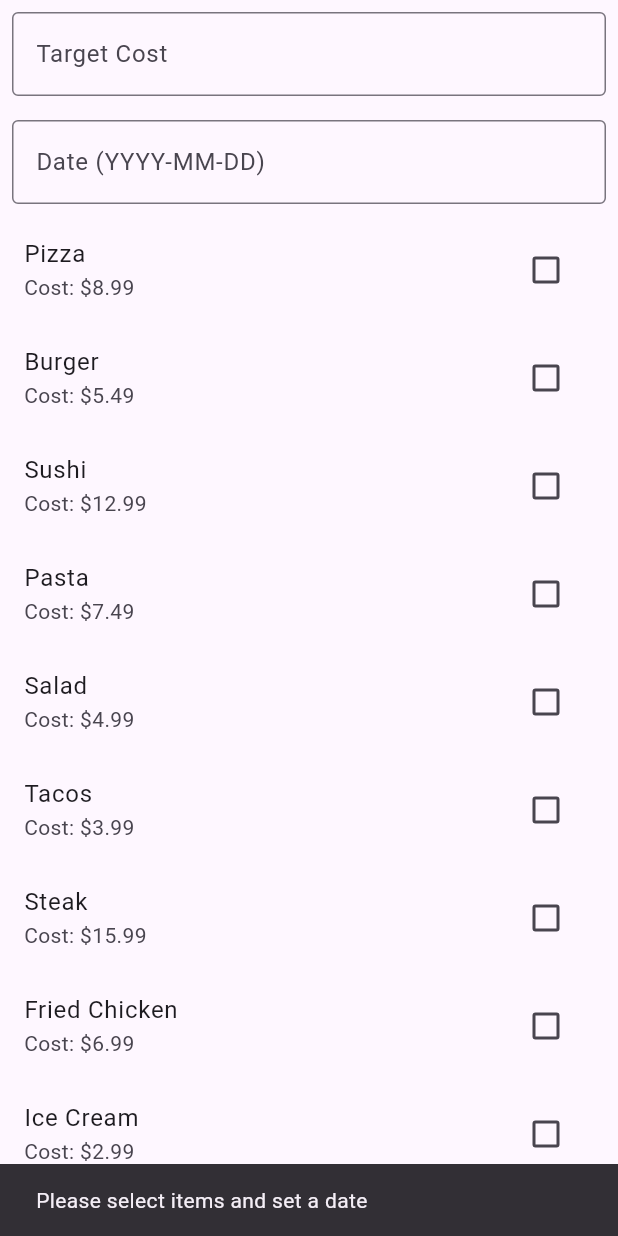
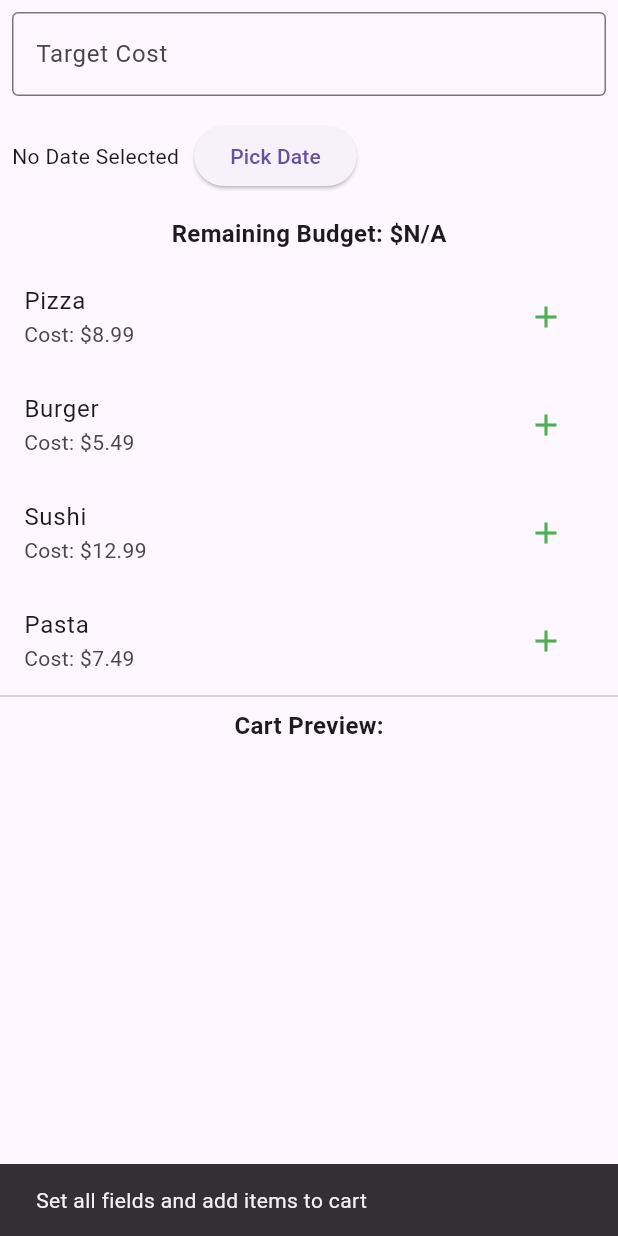
Before and after one commit to tahmid-chowdhury/FoodOrdering, a Flutter app: the OrderPlanScreen screen opened directly, after a tap on "Save Order Plan", on a phone screen of 412 x 824 dp. Run offline on Flutter 3.47's test engine with Material 3 defaults, Android fonts, the phone set to English and light mode, and no system bars; our stand-ins replace sqflite; accounts and stored records are empty.

Commit message:
Task 2 complete

```diff
--- a/food_ordering/lib/order_plan_screen.dart
+++ b/food_ordering/lib/order_plan_screen.dart
@@ -11,11 +11,12 @@ class OrderPlanScreen extends StatefulWidget {
 class _OrderPlanScreenState extends State<OrderPlanScreen> {
   final DatabaseHelper dbHelper = DatabaseHelper.instance;
   final TextEditingController _targetCostController = TextEditingController();
-  final TextEditingController _dateController = TextEditingController();
+  DateTime? _selectedDate;
 
   List<Map<String, dynamic>> foodItems = [];
   List<Map<String, dynamic>> selectedItems = [];
   double currentCost = 0.0;
+  double? targetCost;
 
   @override
   void initState() {
@@ -30,44 +31,72 @@ class _OrderPlanScreenState extends State<OrderPlanScreen> {
     });
   }
 
-  void _toggleSelection(Map<String, dynamic> item) {
-    final isSelected = selectedItems.contains(item);
+  void _pickDate() async {
+    final DateTime? pickedDate = await showDatePicker(
+      context: context,
+      initialDate: DateTime.now(),
+      firstDate: DateTime(2000),
+      lastDate: DateTime(2100),
+    );
+    if (pickedDate != null) {
+      setState(() {
+        _selectedDate = pickedDate;
+      });
+    }
+  }
+
+  void _addToCart(Map<String, dynamic> item) {
+    if (targetCost == null || _selectedDate == null) {
+      ScaffoldMessenger.of(context).showSnackBar(
+        const SnackBar(content: Text('Set target cost and select a date first')),
+      );
+      return;
+    }
+
     final itemCost = item['cost'];
 
-    if (isSelected) {
-      setState(() {
-        selectedItems.remove(item);
-        currentCost -= itemCost;
-      });
-    } else if (currentCost + itemCost <= (double.tryParse(_targetCostController.text) ?? 0.0)) {
+    if (currentCost + itemCost <= targetCost!) {
       setState(() {
         selectedItems.add(item);
         currentCost += itemCost;
       });
     } else {
       ScaffoldMessenger.of(context).showSnackBar(
-        const SnackBar(content: Text('Cannot exceed target cost')),
+        const SnackBar(content: Text('Adding this item exceeds your budget')),
       );
     }
   }
 
+  void _removeFromCart(Map<String, dynamic> item) {
+    setState(() {
+      selectedItems.remove(item);
+      currentCost -= item['cost'];
+    });
+  }
+
   void _saveOrderPlan() async {
-    final date = _dateController.text;
-    if (date.isNotEmpty && selectedItems.isNotEmpty) {
+    if (targetCost == null || _selectedDate == null || selectedItems.isEmpty) {
+      ScaffoldMessenger.of(context).showSnackBar(
+        const SnackBar(content: Text('Set all fields and add items to cart')),
+      );
+      return;
+    }
+
     final items = selectedItems.map((item) => item['name']).join(', ');
-      await dbHelper.insertOrder(date, items, currentCost);
+    await dbHelper.insertOrder(
+      _selectedDate!.toIso8601String().split('T')[0],
+      items,
+      currentCost,
+    );
+
     ScaffoldMessenger.of(context).showSnackBar(
       const SnackBar(content: Text('Order saved successfully')),
     );
+
     setState(() {
       selectedItems.clear();
       currentCost = 0.0;
     });
-    } else {
-      ScaffoldMessenger.of(context).showSnackBar(
-        const SnackBar(content: Text('Please select items and set a date')),
-      );
-    }
   }
 
   @override
@@ -75,6 +104,7 @@ class _OrderPlanScreenState extends State<OrderPlanScreen> {
     return Scaffold(
       body: Column(
         children: [
+          // Set Target Cost
           Padding(
             padding: const EdgeInsets.all(8.0),
             child: TextField(
@@ -84,35 +114,88 @@ class _OrderPlanScreenState extends State<OrderPlanScreen> {
                 border: OutlineInputBorder(),
               ),
               keyboardType: TextInputType.number,
+              onSubmitted: (value) {
+                final cost = double.tryParse(value);
+                if (cost != null) {
+                  setState(() {
+                    targetCost = cost;
+                  });
+                } else {
+                  ScaffoldMessenger.of(context).showSnackBar(
+                    const SnackBar(content: Text('Enter a valid number')),
+                  );
+                }
+              },
             ),
           ),
+          // Pick Date
           Padding(
             padding: const EdgeInsets.all(8.0),
-            child: TextField(
-              controller: _dateController,
-              decoration: const InputDecoration(
-                labelText: 'Date (YYYY-MM-DD)',
-                border: OutlineInputBorder(),
+            child: Row(
+              children: [
+                Text(
+                  _selectedDate != null
+                      ? 'Selected Date: ${_selectedDate!.toLocal().toString().split(' ')[0]}'
+                      : 'No Date Selected',
+                ),
+                const SizedBox(width: 10),
+                ElevatedButton(
+                  onPressed: _pickDate,
+                  child: const Text('Pick Date'),
+                ),
+              ],
             ),
           ),
+          // Remaining Budget
+          Padding(
+            padding: const EdgeInsets.all(8.0),
+            child: Text(
+              'Remaining Budget: \$${targetCost != null ? (targetCost! - currentCost).toStringAsFixed(2) : 'N/A'}',
+              style: const TextStyle(fontSize: 16, fontWeight: FontWeight.bold),
             ),
+          ),
+          // Food Items List
           Expanded(
             child: ListView.builder(
               itemCount: foodItems.length,
               itemBuilder: (context, index) {
                 final item = foodItems[index];
-                final isSelected = selectedItems.contains(item);
+                final isInCart = selectedItems.contains(item);
                 return ListTile(
                   title: Text(item['name']),
                   subtitle: Text('Cost: \$${item['cost']}'),
-                  trailing: Checkbox(
-                    value: isSelected,
-                    onChanged: (_) => _toggleSelection(item),
+                  trailing: isInCart
+                      ? IconButton(
+                          icon: const Icon(Icons.remove, color: Colors.red),
+                          onPressed: () => _removeFromCart(item),
+                        )
+                      : IconButton(
+                          icon: const Icon(Icons.add, color: Colors.green),
+                          onPressed: () => _addToCart(item),
                         ),
                 );
               },
             ),
           ),
+          // Cart Preview
+          const Divider(),
+          const Text(
+            'Cart Preview:',
+            style: TextStyle(fontSize: 16, fontWeight: FontWeight.bold),
+          ),
+          Expanded(
+            child: ListView.builder(
+              itemCount: selectedItems.length,
+              itemBuilder: (context, index) {
+                final item = selectedItems[index];
+                return ListTile(
+                  title: Text(item['name']),
+                  subtitle: Text('Cost: \$${item['cost']}'),
+                );
+              },
+            ),
+          ),
+          // Save Order Button
           ElevatedButton(
             onPressed: _saveOrderPlan,
             child: const Text('Save Order Plan'),
```
Lines whose indentation alone changed are shown as unchanged.
